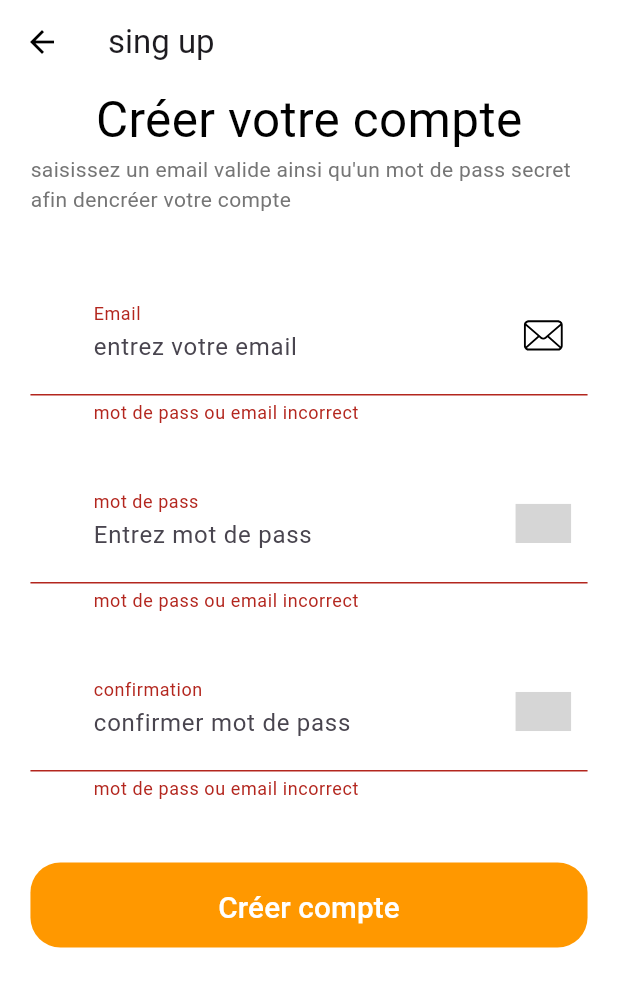
After one commit to Jumvi/flutter-CoopApp, a Flutter app: the RegisteredBody screen opened by its route, after a tap on "Créer compte", on a phone screen of 412 x 824 dp. The commit adds this screen. Shown: the top 987 px of the screen. Run offline on Flutter 3.47's test engine with Material 3 defaults, Android fonts, the phone set to English and light mode, and no system bars; our stand-ins replace flutter_svg; Roboto replaces fonts that are missing (Muli); grey boxes are pictures that could not be loaded.

Commit message:
feat:add singup screen

```diff
--- /dev/null
+++ b/lib/screen/Registered/componets/regirected_controller.dart
@@ -0,0 +1,93 @@
+import 'package:firstapp/screen/sing_in/components/textForm.dart';
+import 'package:firstapp/screen/splash/components/default_button.dart';
+import 'package:firstapp/size_config.dart';
+import 'package:flutter/material.dart';
+
+class regirectedController extends StatefulWidget {
+  const regirectedController({super.key});
+
+  @override
+  State<regirectedController> createState() => _regirectedControllerState();
+}
+
+class _regirectedControllerState extends State<regirectedController> {
+  final _formKey = GlobalKey<FormState>();
+  final TextEditingController _emailController = TextEditingController();
+  final TextEditingController _passwordController = TextEditingController();
+  final TextEditingController _confirmePasseword = TextEditingController();
+  bool boxState = true;
+  @override
+  Widget build(BuildContext context) {
+    return Form(
+      key: _formKey,
+      child: SizedBox(
+        width: double.infinity,
+        child: Column(
+          children: [
+            textFormField(
+                'Email', 'entrez votre email', "assets/icons/mail.svg",
+                controller: _emailController),
+            SizedBox(
+              height: getProportionateScreenHeight(25),
+            ),
+            textFormField('mot de pass', 'Entrez mot de pass',
+                "assets/icons/password.svg",
+                controller: _passwordController),
+            SizedBox(
+              height: getProportionateScreenHeight(25),
+            ),
+            textFormField('confirmation', 'confirmer mot de pass',
+                "assets/icons/password.svg",
+                controller: _confirmePasseword),
+            SizedBox(
+              height: getProportionateScreenHeight(40),
+            ),
+            DefaultButton(
+                press: () {
+                  if (_formKey.currentState!.validate()) {
+                    final email = _emailController.text;
+                    final motDepass = _passwordController.text;
+                    final confirmPass = _confirmePasseword.text;
+
+                    _emailController.clear();
+                    _passwordController.clear();
+                    _confirmePasseword.clear();
+
+                    if (motDepass == confirmPass) {
+                      showDialog(
+                          context: context,
+                          builder: (context) => AlertDialog(
+                                title: Text('connexion reussi'),
+                                content: Text(
+                                    'vos données ${email} et ${confirmPass} et ${motDepass}'),
+                                actions: [
+                                  TextButton(
+                                      onPressed: () {
+                                        Navigator.of(context).pop();
+                                      },
+                                      child: Text("Quitter"))
+                                ],
+                              ));
+                    } else {
+                      showDialog(
+                          context: context,
+                          builder: (context) => AlertDialog(
+                                title: Text('mot de pass différents'),
+                                actions: [
+                                  TextButton(
+                                      onPressed: () {
+                                        Navigator.of(context).pop();
+                                      },
+                                      child: Text('Quitter')),
+                                ],
+                              ));
+                    }
+                  }
+                },
+                text: 'Créer compte'),
+          ],
+        ),
+      ),
+    );
+  }
+}
--- /dev/null
+++ b/lib/screen/Registered/componets/regirected_formulaire.dart
@@ -0,0 +1,36 @@
+import 'package:firstapp/screen/Registered/componets/regirected_controller.dart';
+import 'package:firstapp/size_config.dart';
+import 'package:flutter/material.dart';
+
+class RegirectedFormulaire extends StatelessWidget {
+  const RegirectedFormulaire({super.key});
+
+  @override
+  Widget build(BuildContext context) {
+    return SafeArea(
+      child: SizedBox(
+        width: double.infinity,
+        child: Padding(
+          padding: EdgeInsets.symmetric(
+              horizontal: getProportionateScreenHeight(20)),
+          child: Column(
+            children: [
+              Text(
+                'Créer votre compte',
+                style: TextStyle(
+                    fontSize: getProportionateScreenWidth(30),
+                    color: Colors.black),
+              ),
+              Text(
+                  "saisissez un email valide ainsi qu'un mot de pass secret afin dencréer votre compte"),
+              SizedBox(
+                height: getProportionateScreenHeight(40),
+              ),
+              regirectedController()
+            ],
+          ),
+        ),
+      ),
+    );
+  }
+}
--- /dev/null
+++ b/lib/screen/Registered/registered_body.dart
@@ -0,0 +1,20 @@
+import 'package:firstapp/screen/Registered/componets/regirected_formulaire.dart';
+import 'package:firstapp/screen/splash/components/body.dart';
+import 'package:flutter/material.dart';
+
+class RegisteredBody extends StatelessWidget {
+  const RegisteredBody({super.key});
+
+  static String routeName = '/create_acoumpt';
+
+  @override
+  Widget build(BuildContext context) {
+    return Scaffold(
+      appBar: AppBar(
+        title: Text('sing up'),
+      ),
+      backgroundColor: Colors.white,
+      body: RegirectedFormulaire(),
+    );
+  }
+}
--- a/lib/screen/sing_in/components/body_connexion.dart
+++ b/lib/screen/sing_in/components/body_connexion.dart
@@ -1,4 +1,8 @@
+import 'package:firstapp/screen/Registered/registered_body.dart';
 import 'package:firstapp/screen/sing_in/components/connexion_formulaire.dart';
+import 'package:firstapp/screen/sing_in/sing_in_screen.dart';
+import 'package:firstapp/screen/splash/components/routes.dart';
+import 'package:firstapp/screen/splash/splash_screen.dart';
 import 'package:firstapp/size_config.dart';
 import 'package:flutter/material.dart';
 import 'package:flutter/widgets.dart';
@@ -68,10 +72,14 @@ class BodyConnexion extends StatelessWidget {
                 mainAxisSize: MainAxisSize.min,
                 children: [
                   Text("vous n'avez pas de compte?"),
-                  Text('Créer un compte ',
-                      style: TextStyle(
-                        decoration: TextDecoration.underline,
-                      )),
+                  ElevatedButton(
+                      onPressed: () {
+                        Navigator.pushNamed(context, RegisteredBody.routeName);
+                      },
+                      child: Text(
+                        'Créer un compte',
+                        style: TextStyle(decoration: TextDecoration.underline),
+                      ))
                 ],
               ))
             ],
--- a/lib/screen/splash/components/routes.dart
+++ b/lib/screen/splash/components/routes.dart
@@ -1,3 +1,4 @@
+import 'package:firstapp/screen/Registered/registered_body.dart';
 import 'package:firstapp/screen/sing_in/sing_in_screen.dart';
 import 'package:firstapp/screen/splash/splash_screen.dart';
 import 'package:flutter/material.dart';
@@ -5,4 +6,5 @@ import 'package:flutter/material.dart';
 final Map<String, WidgetBuilder> routes = {
   SplashScreen.routeName: (context) => SplashScreen(),
   SingInScreen.routeName: (context) => SingInScreen(),
+  RegisteredBody.routeName: (context) => RegisteredBody(),
 };
```
